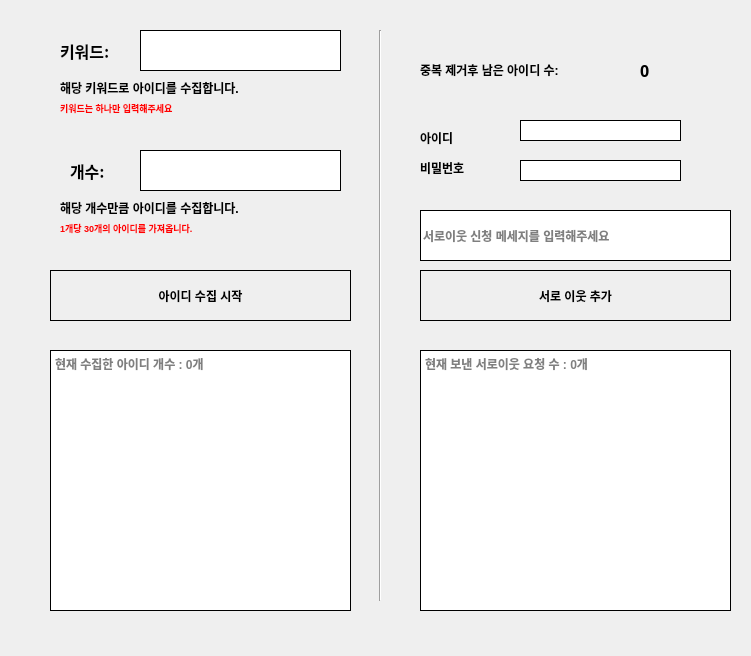
officialOTsolution/NaverNeighborBot, file MainUi.ui: the form before one commit.
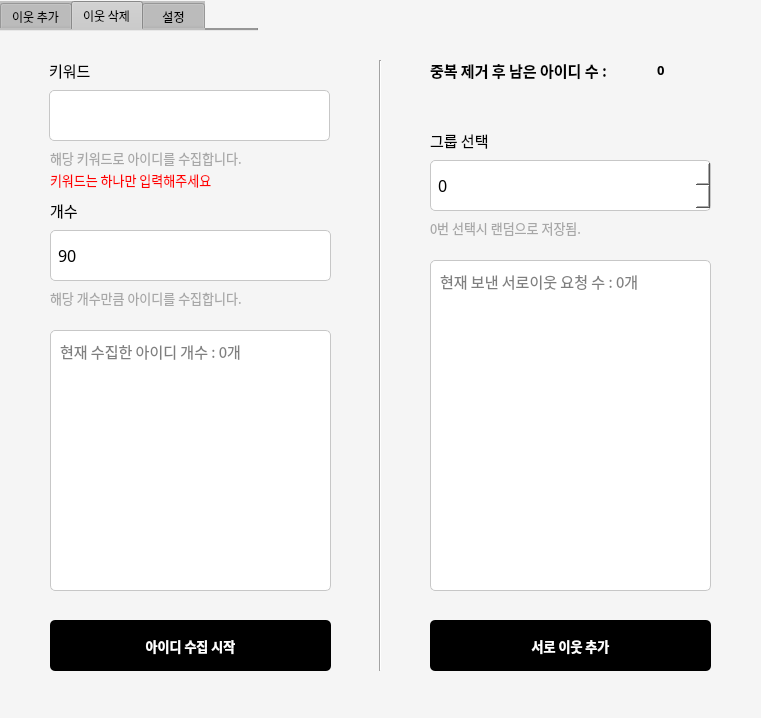
The form after the commit. The open tabs and pages were chosen to show the change.

Patch:
```diff
--- a/MainUi.ui
+++ b/MainUi.ui
@@ -6,28 +6,61 @@
    <rect>
     <x>0</x>
     <y>0</y>
-    <width>751</width>
-    <height>656</height>
+    <width>761</width>
+    <height>718</height>
    </rect>
   </property>
+  <property name="sizePolicy">
+   <sizepolicy hsizetype="Preferred" vsizetype="Preferred">
+    <horstretch>0</horstretch>
+    <verstretch>0</verstretch>
+   </sizepolicy>
+  </property>
+  <property name="minimumSize">
+   <size>
+    <width>0</width>
+    <height>0</height>
+   </size>
+  </property>
   <property name="font">
    <font>
-    <weight>75</weight>
-    <bold>true</bold>
+    <weight>50</weight>
+    <bold>false</bold>
    </font>
   </property>
   <property name="windowTitle">
    <string>서이추 봇</string>
   </property>
+  <property name="styleSheet">
+   <string notr="true">background-color: #f5f5f5;</string>
+  </property>
   <widget class="QLabel" name="label">
    <property name="geometry">
     <rect>
-     <x>60</x>
-     <y>80</y>
+     <x>50</x>
+     <y>150</y>
      <width>271</width>
      <height>16</height>
     </rect>
    </property>
+   <property name="sizePolicy">
+    <sizepolicy hsizetype="Fixed" vsizetype="Fixed">
+     <horstretch>0</horstretch>
+     <verstretch>0</verstretch>
+    </sizepolicy>
+   </property>
+   <property name="font">
+    <font>
+     <family>Spoqa Han Sans Neo</family>
+     <pointsize>10</pointsize>
+     <weight>50</weight>
+     <bold>false</bold>
+    </font>
+   </property>
+   <property name="styleSheet">
+    <string notr="true">color: #a7a7a7;
+</string>
+   </property>
    <property name="text">
     <string>해당 키워드로 아이디를 수집합니다.</string>
    </property>
@@ -35,14 +68,29 @@
   <widget class="QLineEdit" name="KeyWord">
    <property name="geometry">
     <rect>
-     <x>140</x>
-     <y>30</y>
-     <width>201</width>
-     <height>41</height>
+     <x>49</x>
+     <y>90</y>
+     <width>281</width>
+     <height>51</height>
     </rect>
    </property>
+   <property name="sizePolicy">
+    <sizepolicy hsizetype="Fixed" vsizetype="Fixed">
+     <horstretch>0</horstretch>
+     <verstretch>0</verstretch>
+    </sizepolicy>
+   </property>
+   <property name="font">
+    <font>
+     <family>Spoqa Han Sans Neo</family>
+     <pointsize>12</pointsize>
+    </font>
+   </property>
    <property name="styleSheet">
-    <string notr="true">border: 1px solid black;</string>
+    <string notr="true">border: 1px solid #C7C7C7;
+border-radius: 5px;
+background-color : white;
+padding : 0px 5px;</string>
    </property>
    <property name="text">
     <string/>
@@ -51,55 +99,86 @@
   <widget class="QLabel" name="label_2">
    <property name="geometry">
     <rect>
-     <x>60</x>
-     <y>40</y>
-     <width>71</width>
+     <x>49</x>
+     <y>60</y>
+     <width>72</width>
      <height>21</height>
     </rect>
    </property>
+   <property name="sizePolicy">
+    <sizepolicy hsizetype="Fixed" vsizetype="Fixed">
+     <horstretch>0</horstretch>
+     <verstretch>0</verstretch>
+    </sizepolicy>
+   </property>
    <property name="font">
     <font>
-     <family>Agency FB</family>
-     <pointsize>12</pointsize>
+     <family>Spoqa Han Sans Neo</family>
+     <pointsize>11</pointsize>
+     <weight>50</weight>
+     <bold>false</bold>
     </font>
    </property>
    <property name="text">
-    <string>키워드:</string>
+    <string>키워드</string>
    </property>
   </widget>
   <widget class="QLabel" name="label_3">
    <property name="geometry">
     <rect>
-     <x>70</x>
-     <y>160</y>
+     <x>50</x>
+     <y>200</y>
      <width>51</width>
      <height>21</height>
     </rect>
    </property>
+   <property name="sizePolicy">
+    <sizepolicy hsizetype="Fixed" vsizetype="Preferred">
+     <horstretch>0</horstretch>
+     <verstretch>0</verstretch>
+    </sizepolicy>
+   </property>
    <property name="font">
     <font>
-     <family>Agency FB</family>
-     <pointsize>12</pointsize>
+     <family>Spoqa Han Sans Neo</family>
+     <pointsize>11</pointsize>
+     <weight>50</weight>
+     <bold>false</bold>
     </font>
    </property>
    <property name="text">
-    <string>개수:</string>
+    <string>개수</string>
    </property>
   </widget>
   <widget class="QLineEdit" name="Count">
    <property name="geometry">
     <rect>
-     <x>140</x>
-     <y>150</y>
-     <width>201</width>
-     <height>41</height>
+     <x>50</x>
+     <y>230</y>
+     <width>281</width>
+     <height>51</height>
     </rect>
    </property>
+   <property name="sizePolicy">
+    <sizepolicy hsizetype="Fixed" vsizetype="Fixed">
+     <horstretch>0</horstretch>
+     <verstretch>0</verstretch>
+    </sizepolicy>
+   </property>
+   <property name="font">
+    <font>
+     <family>Spoqa Han Sans Neo</family>
+     <pointsize>12</pointsize>
+    </font>
+   </property>
    <property name="styleSheet">
-    <string notr="true">border: 1px solid black;</string>
+    <string notr="true">border: 1px solid #C7C7C7;
+border-radius: 5px;
+background-color : white;
+padding : 0px 5px;</string>
    </property>
    <property name="text">
-    <string/>
+    <string>90</string>
    </property>
    <property name="echoMode">
     <enum>QLineEdit::Normal</enum>
@@ -108,12 +187,28 @@
   <widget class="QLabel" name="label_4">
    <property name="geometry">
     <rect>
-     <x>60</x>
-     <y>200</y>
+     <x>50</x>
+     <y>290</y>
      <width>271</width>
      <height>16</height>
     </rect>
    </property>
+   <property name="sizePolicy">
+    <sizepolicy hsizetype="Fixed" vsizetype="Fixed">
+     <horstretch>0</horstretch>
+     <verstretch>0</verstretch>
+    </sizepolicy>
+   </property>
+   <property name="font">
+    <font>
+     <family>Spoqa Han Sans Neo</family>
+     <pointsize>10</pointsize>
+    </font>
+   </property>
+   <property name="styleSheet">
+    <string notr="true">color : #a7a7a7;
+</string>
+   </property>
    <property name="text">
     <string>해당 개수만큼 아이디를 수집합니다.</string>
    </property>
@@ -122,52 +217,74 @@
    <property name="geometry">
     <rect>
      <x>50</x>
-     <y>350</y>
-     <width>301</width>
+     <y>330</y>
+     <width>281</width>
      <height>261</height>
     </rect>
    </property>
+   <property name="sizePolicy">
+    <sizepolicy hsizetype="Fixed" vsizetype="Fixed">
+     <horstretch>0</horstretch>
+     <verstretch>0</verstretch>
+    </sizepolicy>
+   </property>
+   <property name="font">
+    <font>
+     <family>Spoqa Han Sans Neo</family>
+     <pointsize>11</pointsize>
+    </font>
+   </property>
    <property name="styleSheet">
-    <string notr="true">border: 1px solid black;</string>
+    <string notr="true">border: 1px solid #C7C7C7;
+border-radius: 5px;
+background-color : white;
+color : black;
+padding : 5px;</string>
    </property>
-   <property name="markdown">
-    <string/>
+   <property name="readOnly">
+    <bool>true</bool>
    </property>
    <property name="html">
     <string>&lt;!DOCTYPE HTML PUBLIC &quot;-//W3C//DTD HTML 4.0//EN&quot; &quot;http://www.w3.org/TR/REC-html40/strict.dtd&quot;&gt;
 &lt;html&gt;&lt;head&gt;&lt;meta name=&quot;qrichtext&quot; content=&quot;1&quot; /&gt;&lt;style type=&quot;text/css&quot;&gt;
 p, li { white-space: pre-wrap; }
-&lt;/style&gt;&lt;/head&gt;&lt;body style=&quot; font-family:'Gulim'; font-size:9pt; font-weight:600; font-style:normal;&quot;&gt;
-&lt;p style=&quot;-qt-paragraph-type:empty; margin-top:0px; margin-bottom:0px; margin-left:0px; margin-right:0px; -qt-block-indent:0; text-indent:0px;&quot;&gt;&lt;br /&gt;&lt;/p&gt;&lt;/body&gt;&lt;/html&gt;</string>
+&lt;/style&gt;&lt;/head&gt;&lt;body style=&quot; font-family:'Spoqa Han Sans Neo'; font-size:11pt; font-weight:400; font-style:normal;&quot;&gt;
+&lt;p style=&quot;-qt-paragraph-type:empty; margin-top:0px; margin-bottom:0px; margin-left:0px; margin-right:0px; -qt-block-indent:0; text-indent:0px; font-family:'맑은 고딕'; font-size:9pt; font-weight:696;&quot;&gt;&lt;br /&gt;&lt;/p&gt;&lt;/body&gt;&lt;/html&gt;</string>
    </property>
    <property name="placeholderText">
     <string>현재 수집한 아이디 개수 : 0개</string>
    </property>
-  </widget>
-  <widget class="QLineEdit" name="Id">
-   <property name="geometry">
-    <rect>
-     <x>520</x>
-     <y>120</y>
-     <width>161</width>
-     <height>21</height>
-    </rect>
-   </property>
-   <property name="styleSheet">
-    <string notr="true">border: 1px solid black;</string>
+   <property name="markdown" stdset="0">
+    <string/>
    </property>
   </widget>
   <widget class="QPushButton" name="IdCollectBtn">
    <property name="geometry">
     <rect>
      <x>50</x>
-     <y>270</y>
-     <width>301</width>
+     <y>620</y>
+     <width>281</width>
      <height>51</height>
     </rect>
    </property>
+   <property name="sizePolicy">
+    <sizepolicy hsizetype="Fixed" vsizetype="Fixed">
+     <horstretch>0</horstretch>
+     <verstretch>0</verstretch>
+    </sizepolicy>
+   </property>
+   <property name="font">
+    <font>
+     <family>Spoqa Han Sans Neo Bold</family>
+     <pointsize>10</pointsize>
+     <weight>75</weight>
+     <bold>true</bold>
+    </font>
+   </property>
    <property name="styleSheet">
-    <string notr="true">border: 1px solid black;</string>
+    <string notr="true">background-color: black;
+border-radius: 5px;
+color : white;</string>
    </property>
    <property name="text">
     <string>아이디 수집 시작</string>
@@ -177,11 +294,17 @@
    <property name="geometry">
     <rect>
      <x>370</x>
-     <y>30</y>
+     <y>60</y>
      <width>21</width>
-     <height>571</height>
+     <height>611</height>
     </rect>
    </property>
+   <property name="sizePolicy">
+    <sizepolicy hsizetype="Fixed" vsizetype="Minimum">
+     <horstretch>0</horstretch>
+     <verstretch>0</verstretch>
+    </sizepolicy>
+   </property>
    <property name="autoFillBackground">
     <bool>false</bool>
    </property>
@@ -192,69 +315,43 @@
     <enum>Qt::Vertical</enum>
    </property>
   </widget>
-  <widget class="QLineEdit" name="Pw">
-   <property name="geometry">
-    <rect>
-     <x>520</x>
-     <y>160</y>
-     <width>161</width>
-     <height>21</height>
-    </rect>
-   </property>
-   <property name="styleSheet">
-    <string notr="true">border: 1px solid black;</string>
-   </property>
-   <property name="echoMode">
-    <enum>QLineEdit::Password</enum>
-   </property>
-  </widget>
-  <widget class="QLabel" name="label_5">
-   <property name="geometry">
-    <rect>
-     <x>420</x>
-     <y>130</y>
-     <width>64</width>
-     <height>15</height>
-    </rect>
-   </property>
-   <property name="text">
-    <string>아이디</string>
-   </property>
-  </widget>
-  <widget class="QLabel" name="label_6">
-   <property name="geometry">
-    <rect>
-     <x>420</x>
-     <y>160</y>
-     <width>64</width>
-     <height>15</height>
-    </rect>
-   </property>
-   <property name="text">
-    <string>비밀번호</string>
-   </property>
-  </widget>
   <widget class="QTextEdit" name="CollectStatus2">
    <property name="geometry">
     <rect>
-     <x>420</x>
-     <y>350</y>
-     <width>311</width>
-     <height>261</height>
+     <x>430</x>
+     <y>260</y>
+     <width>281</width>
+     <height>331</height>
     </rect>
    </property>
+   <property name="sizePolicy">
+    <sizepolicy hsizetype="Fixed" vsizetype="Fixed">
+     <horstretch>0</horstretch>
+     <verstretch>0</verstretch>
+    </sizepolicy>
+   </property>
+   <property name="font">
+    <font>
+     <family>Spoqa Han Sans Neo</family>
+     <pointsize>11</pointsize>
+    </font>
+   </property>
    <property name="styleSheet">
-    <string notr="true">border: 1px solid black;</string>
+    <string notr="true">border: 1px solid #C7C7C7;
+border-radius: 5px;
+background-color : white;
+color : black;
+padding : 5px;</string>
    </property>
-   <property name="markdown">
-    <string/>
+   <property name="readOnly">
+    <bool>true</bool>
    </property>
    <property name="html">
     <string>&lt;!DOCTYPE HTML PUBLIC &quot;-//W3C//DTD HTML 4.0//EN&quot; &quot;http://www.w3.org/TR/REC-html40/strict.dtd&quot;&gt;
 &lt;html&gt;&lt;head&gt;&lt;meta name=&quot;qrichtext&quot; content=&quot;1&quot; /&gt;&lt;style type=&quot;text/css&quot;&gt;
 p, li { white-space: pre-wrap; }
-&lt;/style&gt;&lt;/head&gt;&lt;body style=&quot; font-family:'Gulim'; font-size:9pt; font-weight:600; font-style:normal;&quot;&gt;
-&lt;p style=&quot;-qt-paragraph-type:empty; margin-top:0px; margin-bottom:0px; margin-left:0px; margin-right:0px; -qt-block-indent:0; text-indent:0px;&quot;&gt;&lt;br /&gt;&lt;/p&gt;&lt;/body&gt;&lt;/html&gt;</string>
+&lt;/style&gt;&lt;/head&gt;&lt;body style=&quot; font-family:'Spoqa Han Sans Neo'; font-size:11pt; font-weight:400; font-style:normal;&quot;&gt;
+&lt;p style=&quot;-qt-paragraph-type:empty; margin-top:0px; margin-bottom:0px; margin-left:0px; margin-right:0px; -qt-block-indent:0; text-indent:0px; font-family:'맑은 고딕'; font-size:9pt; font-weight:696;&quot;&gt;&lt;br /&gt;&lt;/p&gt;&lt;/body&gt;&lt;/html&gt;</string>
    </property>
    <property name="placeholderText">
     <string>현재 보낸 서로이웃 요청 수 : 0개</string>
@@ -263,14 +360,30 @@
   <widget class="QPushButton" name="AddFriendBtn">
    <property name="geometry">
     <rect>
-     <x>420</x>
-     <y>270</y>
-     <width>311</width>
+     <x>430</x>
+     <y>620</y>
+     <width>281</width>
      <height>51</height>
     </rect>
    </property>
+   <property name="sizePolicy">
+    <sizepolicy hsizetype="Fixed" vsizetype="Fixed">
+     <horstretch>0</horstretch>
+     <verstretch>0</verstretch>
+    </sizepolicy>
+   </property>
+   <property name="font">
+    <font>
+     <family>Spoqa Han Sans Neo Bold</family>
+     <pointsize>10</pointsize>
+     <weight>75</weight>
+     <bold>true</bold>
+    </font>
+   </property>
    <property name="styleSheet">
-    <string notr="true">border: 1px solid black;</string>
+    <string notr="true">background-color: black;
+border-radius: 5px;
+color : white;</string>
    </property>
    <property name="text">
     <string>서로 이웃 추가</string>
@@ -279,92 +392,212 @@
   <widget class="QLabel" name="label_7">
    <property name="geometry">
     <rect>
-     <x>420</x>
+     <x>430</x>
      <y>60</y>
-     <width>211</width>
-     <height>20</height>
+     <width>221</width>
+     <height>21</height>
     </rect>
    </property>
+   <property name="sizePolicy">
+    <sizepolicy hsizetype="Fixed" vsizetype="Fixed">
+     <horstretch>0</horstretch>
+     <verstretch>0</verstretch>
+    </sizepolicy>
+   </property>
+   <property name="font">
+    <font>
+     <family>Spoqa Han Sans Neo Bold</family>
+     <pointsize>11</pointsize>
+     <weight>75</weight>
+     <bold>true</bold>
+    </font>
+   </property>
    <property name="text">
-    <string>중복 제거후 남은 아이디 수:</string>
+    <string>중복 제거 후 남은 아이디 수 : </string>
    </property>
   </widget>
   <widget class="QLabel" name="Rest">
    <property name="geometry">
     <rect>
-     <x>640</x>
-     <y>60</y>
+     <x>657</x>
+     <y>59</y>
      <width>61</width>
      <height>21</height>
     </rect>
    </property>
+   <property name="sizePolicy">
+    <sizepolicy hsizetype="Fixed" vsizetype="Preferred">
+     <horstretch>0</horstretch>
+     <verstretch>0</verstretch>
+    </sizepolicy>
+   </property>
    <property name="font">
     <font>
-     <family>Agency FB</family>
-     <pointsize>12</pointsize>
+     <family>Spoqa Han Sans Neo Bold</family>
+     <pointsize>10</pointsize>
+     <weight>75</weight>
+     <bold>true</bold>
     </font>
    </property>
    <property name="text">
     <string>0</string>
    </property>
   </widget>
-  <widget class="QLineEdit" name="message">
-   <property name="geometry">
-    <rect>
-     <x>420</x>
-     <y>210</y>
-     <width>311</width>
-     <height>51</height>
-    </rect>
-   </property>
-   <property name="autoFillBackground">
-    <bool>false</bool>
-   </property>
-   <property name="styleSheet">
-    <string notr="true">border: 1px solid black;</string>
-   </property>
-   <property name="inputMask">
-    <string/>
-   </property>
-   <property name="text">
-    <string/>
-   </property>
-   <property name="placeholderText">
-    <string>서로이웃 신청 메세지를 입력해주세요</string>
-   </property>
-  </widget>
   <widget class="QLabel" name="label_8">
    <property name="geometry">
     <rect>
-     <x>60</x>
-     <y>100</y>
+     <x>50</x>
+     <y>170</y>
      <width>241</width>
-     <height>16</height>
+     <height>21</height>
     </rect>
    </property>
+   <property name="sizePolicy">
+    <sizepolicy hsizetype="Fixed" vsizetype="Fixed">
+     <horstretch>0</horstretch>
+     <verstretch>0</verstretch>
+    </sizepolicy>
+   </property>
+   <property name="font">
+    <font>
+     <family>Spoqa Han Sans Neo</family>
+     <pointsize>7</pointsize>
+     <underline>false</underline>
+    </font>
+   </property>
    <property name="styleSheet">
     <string notr="true">color: red;</string>
    </property>
    <property name="text">
-    <string>&lt;html&gt;&lt;head/&gt;&lt;body&gt;&lt;p&gt;&lt;span style=&quot; font-size:7pt;&quot;&gt;키워드는 하나만 입력해주세요&lt;/span&gt;&lt;/p&gt;&lt;/body&gt;&lt;/html&gt;</string>
+    <string>&lt;html&gt;&lt;head/&gt;&lt;body&gt;&lt;p&gt;&lt;span style=&quot; font-size:10pt;&quot;&gt;키워드는 하나만 입력해주세요&lt;/span&gt;&lt;/p&gt;&lt;/body&gt;&lt;/html&gt;</string>
    </property>
   </widget>
   <widget class="QLabel" name="label_9">
    <property name="geometry">
     <rect>
-     <x>60</x>
+     <x>430</x>
+     <y>130</y>
+     <width>69</width>
+     <height>21</height>
+    </rect>
+   </property>
+   <property name="font">
+    <font>
+     <family>Spoqa Han Sans Neo</family>
+     <pointsize>11</pointsize>
+     <weight>50</weight>
+     <bold>false</bold>
+    </font>
+   </property>
+   <property name="text">
+    <string>그룹 선택</string>
+   </property>
+  </widget>
+  <widget class="QSpinBox" name="spinBox">
+   <property name="geometry">
+    <rect>
+     <x>430</x>
+     <y>160</y>
+     <width>281</width>
+     <height>51</height>
+    </rect>
+   </property>
+   <property name="font">
+    <font>
+     <family>Spoqa Han Sans Neo</family>
+     <pointsize>12</pointsize>
+    </font>
+   </property>
+   <property name="styleSheet">
+    <string notr="true">border: 1px solid #C7C7C7;
+border-radius: 5px;
+background-color : white;
+padding : 0px 5px;</string>
+   </property>
+   <property name="buttonSymbols">
+    <enum>QAbstractSpinBox::UpDownArrows</enum>
+   </property>
+  </widget>
+  <widget class="QLabel" name="label_11">
+   <property name="geometry">
+    <rect>
+     <x>430</x>
      <y>220</y>
-     <width>241</width>
+     <width>208</width>
      <height>16</height>
     </rect>
    </property>
+   <property name="font">
+    <font>
+     <family>Spoqa Han Sans Neo</family>
+     <pointsize>10</pointsize>
+     <weight>50</weight>
+     <bold>false</bold>
+    </font>
+   </property>
    <property name="styleSheet">
-    <string notr="true">color:red;</string>
+    <string notr="true">color : #a7a7a7;
+</string>
    </property>
    <property name="text">
-    <string>&lt;html&gt;&lt;head/&gt;&lt;body&gt;&lt;p&gt;&lt;span style=&quot; font-size:7pt;&quot;&gt;1개당 30개의 아이디를 가져옵니다.&lt;/span&gt;&lt;/p&gt;&lt;/body&gt;&lt;/html&gt;</string>
+    <string>0번 선택시 랜덤으로 저장됨.</string>
    </property>
   </widget>
+  <widget class="QTabWidget" name="tabWidget">
+   <property name="geometry">
+    <rect>
+     <x>0</x>
+     <y>1</y>
+     <width>258</width>
+     <height>30</height>
+    </rect>
+   </property>
+   <property name="baseSize">
+    <size>
+     <width>10</width>
+     <height>10</height>
+    </size>
+   </property>
+   <property name="font">
+    <font>
+     <family>Spoqa Han Sans Neo</family>
+     <pointsize>9</pointsize>
+    </font>
+   </property>
+   <property name="styleSheet">
+    <string notr="true">background-color:#C0C0C0;</string>
+   </property>
+   <property name="currentIndex">
+    <number>0</number>
+   </property>
+   <property name="iconSize">
+    <size>
+     <width>50</width>
+     <height>50</height>
+    </size>
+   </property>
+   <widget class="QWidget" name="TabAdd_3">
+    <attribute name="title">
+     <string>이웃 추가</string>
+    </attribute>
+   </widget>
+   <widget class="QWidget" name="TabDelete_3">
+    <property name="sizePolicy">
+     <sizepolicy hsizetype="Ignored" vsizetype="Preferred">
+      <horstretch>0</horstretch>
+      <verstretch>0</verstretch>
+     </sizepolicy>
+    </property>
+    <attribute name="title">
+     <string>이웃 삭제</string>
+    </attribute>
+   </widget>
+   <widget class="QWidget" name="tab_3">
+    <attribute name="title">
+     <string>   설정   </string>
+    </attribute>
+   </widget>
+  </widget>
  </widget>
  <resources/>
  <connections/>
```
Left out of the diff: 5 changed lines with no effect on the pictures.
